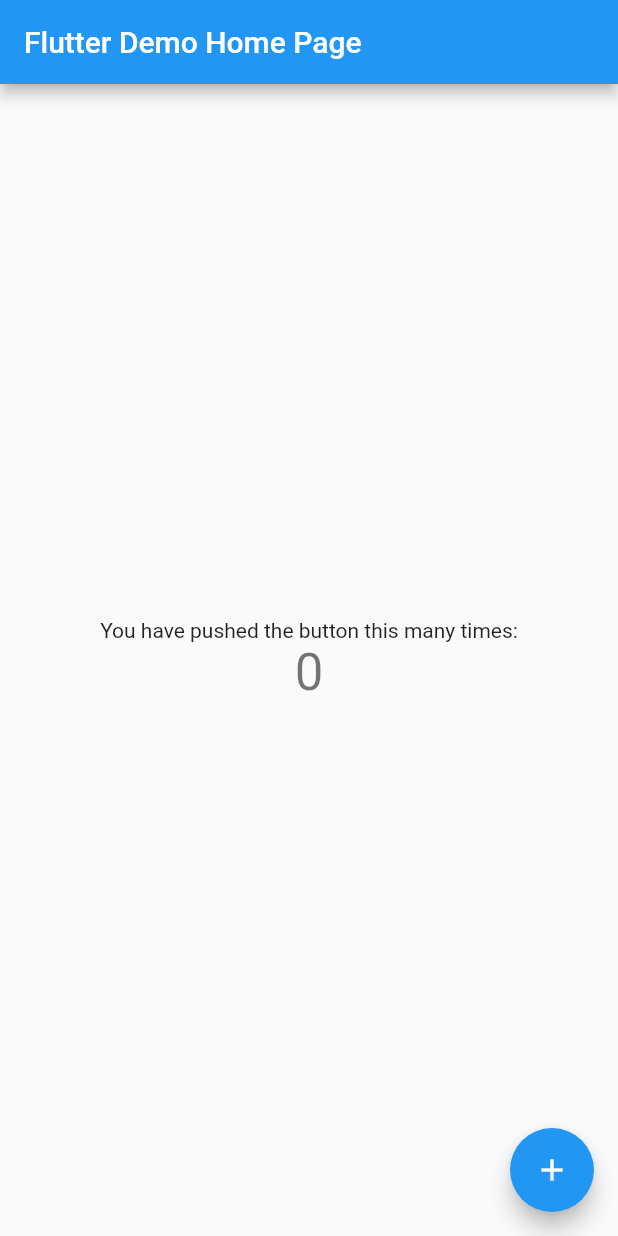
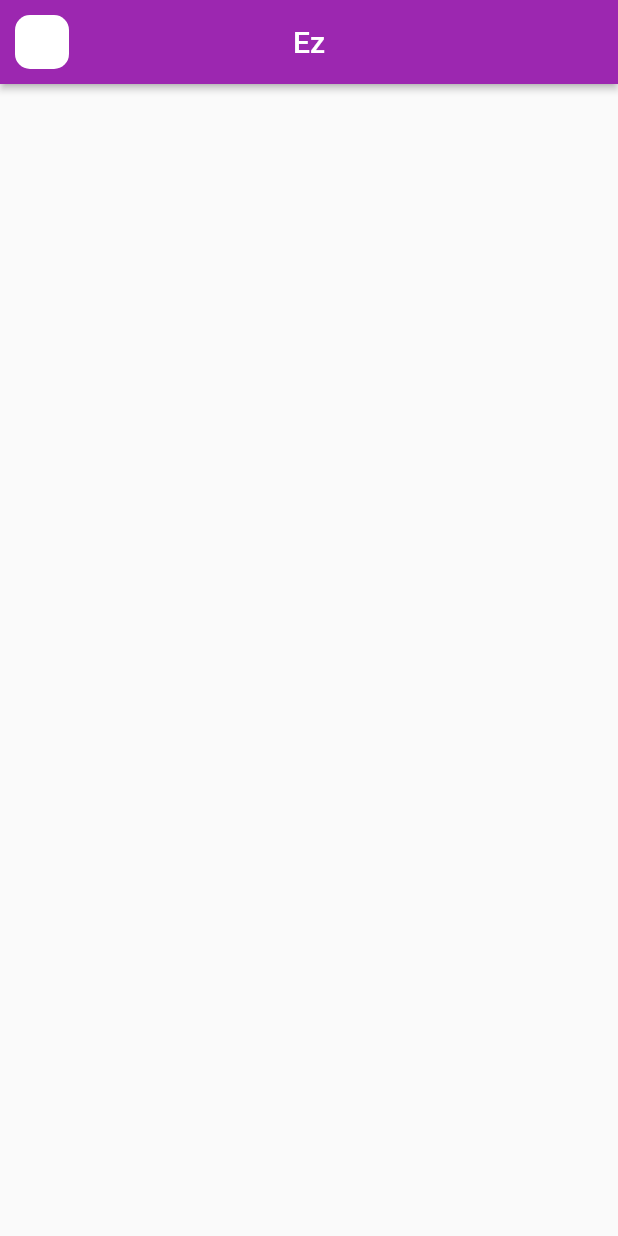
Before and after one commit to its4nas/Linkedin_galaba, a Flutter app: the screen it shows after launch, on a phone screen of 412 x 824 dp. Run offline on Flutter 3.47's test engine with Material 2 defaults, Android fonts, the phone set to English and light mode, and no system bars.

Commit message:
first try

```diff
--- /dev/null
+++ b/lib/Pages/home.dart
@@ -0,0 +1,31 @@
+import 'package:flutter/material.dart';
+
+class HomePage extends StatelessWidget {
+  const HomePage({Key? key}) : super(key: key);
+
+  @override
+  Widget build(BuildContext context) {
+    return Scaffold(
+      appBar: AppBar(
+        title: Text(
+            'Ez',
+          style: TextStyle(
+            fontSize: 20,
+          ),
+        ),
+        backgroundColor: Colors.purple,
+        centerTitle: true,
+        elevation: 2,
+
+        leading: Container(
+          margin: EdgeInsets.all(10),
+          decoration: BoxDecoration(
+            color: Colors.white,
+            borderRadius: BorderRadius.circular(10)
+          ),
+        ),
+      ),
+      // drawer: const NavigationBar(destinations: ),
+    );
+  }
+}
--- a/lib/main.dart
+++ b/lib/main.dart
@@ -1,4 +1,5 @@
 import 'package:flutter/material.dart';
+import 'package:linkedin_galaba/Pages/home.dart';
 
 void main() {
   runApp(const MyApp());
@@ -10,106 +11,9 @@ class MyApp extends StatelessWidget {
   // This widget is the root of your application.
   @override
   Widget build(BuildContext context) {
-    return MaterialApp(
-      title: 'Flutter Demo',
-      theme: ThemeData(
-        // This is the theme of your application.
-        //
-        // Try running your application with "flutter run". You'll see the
-        // application has a blue toolbar. Then, without quitting the app, try
-        // changing the primarySwatch below to Colors.green and then invoke
-        // "hot reload" (press "r" in the console where you ran "flutter run",
-        // or simply save your changes to "hot reload" in a Flutter IDE).
-        // Notice that the counter didn't reset back to zero; the application
-        // is not restarted.
-        primarySwatch: Colors.blue,
-      ),
-      home: const MyHomePage(title: 'Flutter Demo Home Page'),
+    return const MaterialApp(
+      debugShowCheckedModeBanner: false,
+      home: HomePage(),
     );
   }
 }
-
-class MyHomePage extends StatefulWidget {
-  const MyHomePage({super.key, required this.title});
-
-  // This widget is the home page of your application. It is stateful, meaning
-  // that it has a State object (defined below) that contains fields that affect
-  // how it looks.
-
-  // This class is the configuration for the state. It holds the values (in this
-  // case the title) provided by the parent (in this case the App widget) and
-  // used by the build method of the State. Fields in a Widget subclass are
-  // always marked "final".
-
-  final String title;
-
-  @override
-  State<MyHomePage> createState() => _MyHomePageState();
-}
-
-class _MyHomePageState extends State<MyHomePage> {
-  int _counter = 0;
-
-  void _incrementCounter() {
-    setState(() {
-      // This call to setState tells the Flutter framework that something has
-      // changed in this State, which causes it to rerun the build method below
-      // so that the display can reflect the updated values. If we changed
-      // _counter without calling setState(), then the build method would not be
-      // called again, and so nothing would appear to happen.
-      _counter++;
-    });
-  }
-
-  @override
-  Widget build(BuildContext context) {
-    // This method is rerun every time setState is called, for instance as done
-    // by the _incrementCounter method above.
-    //
-    // The Flutter framework has been optimized to make rerunning build methods
-    // fast, so that you can just rebuild anything that needs updating rather
-    // than having to individually change instances of widgets.
-    return Scaffold(
-      appBar: AppBar(
-        // Here we take the value from the MyHomePage object that was created by
-        // the App.build method, and use it to set our appbar title.
-        title: Text(widget.title),
-      ),
-      body: Center(
-        // Center is a layout widget. It takes a single child and positions it
-        // in the middle of the parent.
-        child: Column(
-          // Column is also a layout widget. It takes a list of children and
-          // arranges them vertically. By default, it sizes itself to fit its
-          // children horizontally, and tries to be as tall as its parent.
-          //
-          // Invoke "debug painting" (press "p" in the console, choose the
-          // "Toggle Debug Paint" action from the Flutter Inspector in Android
-          // Studio, or the "Toggle Debug Paint" command in Visual Studio Code)
-          // to see the wireframe for each widget.
-          //
-          // Column has various properties to control how it sizes itself and
-          // how it positions its children. Here we use mainAxisAlignment to
-          // center the children vertically; the main axis here is the vertical
-          // axis because Columns are vertical (the cross axis would be
-          // horizontal).
-          mainAxisAlignment: MainAxisAlignment.center,
-          children: <Widget>[
-            const Text(
-              'You have pushed the button this many times:',
-            ),
-            Text(
-              '$_counter',
-              style: Theme.of(context).textTheme.headline4,
-            ),
-          ],
-        ),
-      ),
-      floatingActionButton: FloatingActionButton(
-        onPressed: _incrementCounter,
-        tooltip: 'Increment',
-        child: const Icon(Icons.add),
-      ), // This trailing comma makes auto-formatting nicer for build methods.
-    );
-  }
-}
--- a/pubspec.yaml
+++ b/pubspec.yaml
@@ -36,6 +36,7 @@ dependencies:
   # The following adds the Cupertino Icons font to your application.
   # Use with the CupertinoIcons class for iOS style icons.
   cupertino_icons: ^1.0.2
+  flutter_svg: ^2.0.7
 
 dev_dependencies:
   flutter_test:
```
